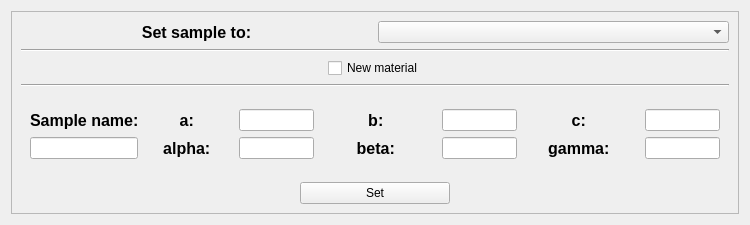
Old version of the form gui/sample.ui in the repository HugoValim/DAF.
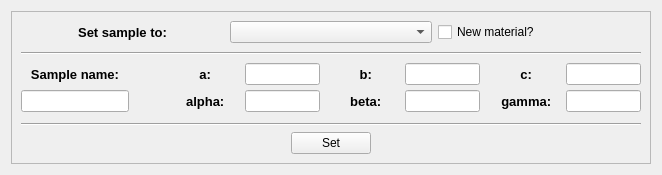
New version of the form.

Commit message: Upgraded DAF's sample UI

Diff of the .ui file:
```diff
--- a/gui/sample.ui
+++ b/gui/sample.ui
@@ -6,8 +6,8 @@
    <rect>
     <x>0</x>
     <y>0</y>
-    <width>750</width>
-    <height>225</height>
+    <width>662</width>
+    <height>175</height>
    </rect>
   </property>
   <property name="windowTitle">
@@ -28,11 +28,21 @@
         <item row="0" column="1">
          <widget class="QComboBox" name="comboBox_materials"/>
         </item>
+        <item row="0" column="2">
+         <widget class="QCheckBox" name="checkBox_new_mat">
+          <property name="layoutDirection">
+           <enum>Qt::LeftToRight</enum>
+          </property>
+          <property name="text">
+           <string>New material?</string>
+          </property>
+         </widget>
+        </item>
         <item row="0" column="0">
          <widget class="QLabel" name="label">
           <property name="font">
            <font>
-            <pointsize>12</pointsize>
+            <pointsize>10</pointsize>
             <weight>75</weight>
             <bold>true</bold>
            </font>
@@ -48,61 +58,36 @@
        </layout>
       </item>
       <item>
-       <widget class="Line" name="line">
-        <property name="orientation">
-         <enum>Qt::Horizontal</enum>
+       <widget class="QFrame" name="frame_new_samp">
+        <property name="frameShape">
+         <enum>QFrame::NoFrame</enum>
         </property>
-       </widget>
-      </item>
-      <item>
-       <layout class="QHBoxLayout" name="horizontalLayout">
-        <item>
-         <spacer name="horizontalSpacer">
-          <property name="orientation">
-           <enum>Qt::Horizontal</enum>
-          </property>
-          <property name="sizeHint" stdset="0">
-           <size>
-            <width>40</width>
-            <height>20</height>
-           </size>
-          </property>
-         </spacer>
-        </item>
-        <item>
-         <widget class="QCheckBox" name="checkBox_new_mat">
-          <property name="text">
-           <string>New material</string>
-          </property>
-         </widget>
-        </item>
-        <item>
-         <spacer name="horizontalSpacer_2">
-          <property name="orientation">
-           <enum>Qt::Horizontal</enum>
-          </property>
-          <property name="sizeHint" stdset="0">
-           <size>
-            <width>40</width>
-            <height>20</height>
-           </size>
-          </property>
-         </spacer>
-        </item>
-       </layout>
-      </item>
+        <property name="frameShadow">
+         <enum>QFrame::Sunken</enum>
+        </property>
+        <layout class="QVBoxLayout" name="verticalLayout_3">
+         <property name="spacing">
+          <number>5</number>
+         </property>
+         <property name="leftMargin">
+          <number>0</number>
+         </property>
+         <property name="topMargin">
+          <number>0</number>
+         </property>
+         <property name="rightMargin">
+          <number>0</number>
+         </property>
+         <property name="bottomMargin">
+          <number>0</number>
+         </property>
       <item>
-       <widget class="Line" name="line_2">
+          <widget class="Line" name="line_3">
         <property name="orientation">
          <enum>Qt::Horizontal</enum>
         </property>
        </widget>
       </item>
-      <item>
-       <widget class="QWidget" name="frame_new_mat" native="true">
-        <layout class="QHBoxLayout" name="horizontalLayout_7">
-         <item>
-          <layout class="QVBoxLayout" name="verticalLayout_4">
            <item>
             <layout class="QGridLayout" name="gridLayout_new_samp">
              <property name="rightMargin">
@@ -111,90 +96,29 @@
              <property name="horizontalSpacing">
               <number>0</number>
              </property>
-             <item row="0" column="3">
-              <layout class="QHBoxLayout" name="horizontalLayout_19">
-               <property name="rightMargin">
-                <number>0</number>
-               </property>
-               <item>
-                <widget class="QLabel" name="label_4">
-                 <property name="font">
-                  <font>
-                   <pointsize>12</pointsize>
-                   <weight>75</weight>
-                   <bold>true</bold>
-                  </font>
-                 </property>
-                 <property name="text">
-                  <string>b: </string>
-                 </property>
-                 <property name="alignment">
-                  <set>Qt::AlignCenter</set>
-                 </property>
-                </widget>
-               </item>
-               <item>
-                <widget class="QLineEdit" name="lineEdit_b">
-                 <property name="minimumSize">
+           <item row="0" column="1">
+            <spacer name="horizontalSpacer_6">
+             <property name="orientation">
+              <enum>Qt::Horizontal</enum>
+             </property>
+             <property name="sizeType">
+              <enum>QSizePolicy::Fixed</enum>
+             </property>
+             <property name="sizeHint" stdset="0">
                   <size>
-                   <width>75</width>
-                   <height>0</height>
-                  </size>
-                 </property>
-                 <property name="maximumSize">
-                  <size>
-                   <width>75</width>
-                   <height>16777215</height>
-                  </size>
-                 </property>
-                </widget>
-               </item>
-              </layout>
-             </item>
-             <item row="1" column="3">
-              <layout class="QHBoxLayout" name="horizontalLayout_20">
-               <item>
-                <widget class="QLabel" name="label_7">
-                 <property name="font">
-                  <font>
-                   <pointsize>12</pointsize>
-                   <weight>75</weight>
-                   <bold>true</bold>
-                  </font>
-                 </property>
-                 <property name="text">
-                  <string>beta: </string>
-                 </property>
-                 <property name="alignment">
-                  <set>Qt::AlignCenter</set>
-                 </property>
-                </widget>
-               </item>
-               <item>
-                <widget class="QLineEdit" name="lineEdit_beta">
-                 <property name="minimumSize">
-                  <size>
-                   <width>75</width>
-                   <height>0</height>
-                  </size>
-                 </property>
-                 <property name="maximumSize">
-                  <size>
-                   <width>75</width>
-                   <height>16777215</height>
-                  </size>
-                 </property>
-                </widget>
-               </item>
-              </layout>
-             </item>
-             <item row="1" column="4">
+               <width>40</width>
+               <height>20</height>
+              </size>
+             </property>
+            </spacer>
+           </item>
+           <item row="1" column="6">
               <layout class="QHBoxLayout" name="horizontalLayout_22">
                <item>
                 <widget class="QLabel" name="label_8">
                  <property name="font">
                   <font>
-                   <pointsize>12</pointsize>
+                 <pointsize>10</pointsize>
                    <weight>75</weight>
                    <bold>true</bold>
                   </font>
@@ -237,7 +161,7 @@
                  </property>
                  <property name="font">
                   <font>
-                   <pointsize>12</pointsize>
+                 <pointsize>10</pointsize>
                    <weight>75</weight>
                    <bold>true</bold>
                   </font>
@@ -278,11 +202,48 @@
                </property>
               </widget>
              </item>
+           <item row="1" column="4">
+            <layout class="QHBoxLayout" name="horizontalLayout_20">
+             <item>
+              <widget class="QLabel" name="label_7">
+               <property name="font">
+                <font>
+                 <pointsize>10</pointsize>
+                 <weight>75</weight>
+                 <bold>true</bold>
+                </font>
+               </property>
+               <property name="text">
+                <string>beta: </string>
+               </property>
+               <property name="alignment">
+                <set>Qt::AlignCenter</set>
+               </property>
+              </widget>
+             </item>
+             <item>
+              <widget class="QLineEdit" name="lineEdit_beta">
+               <property name="minimumSize">
+                <size>
+                 <width>75</width>
+                 <height>0</height>
+                </size>
+               </property>
+               <property name="maximumSize">
+                <size>
+                 <width>75</width>
+                 <height>16777215</height>
+                </size>
+               </property>
+              </widget>
+             </item>
+            </layout>
+           </item>
              <item row="0" column="0">
               <widget class="QLabel" name="label_2">
                <property name="font">
                 <font>
-                 <pointsize>12</pointsize>
+               <pointsize>10</pointsize>
                  <weight>75</weight>
                  <bold>true</bold>
                 </font>
@@ -290,52 +251,28 @@
                <property name="text">
                 <string>Sample name:</string>
                </property>
-              </widget>
-             </item>
-             <item row="0" column="2">
-              <layout class="QHBoxLayout" name="horizontalLayout_2">
-               <item>
-                <widget class="QLabel" name="label_3">
-                 <property name="maximumSize">
-                  <size>
-                   <width>100</width>
-                   <height>16777215</height>
-                  </size>
-                 </property>
-                 <property name="font">
-                  <font>
-                   <pointsize>12</pointsize>
-                   <weight>75</weight>
-                   <bold>true</bold>
-                  </font>
-                 </property>
-                 <property name="text">
-                  <string>a: </string>
-                 </property>
                  <property name="alignment">
                   <set>Qt::AlignCenter</set>
                  </property>
                 </widget>
                </item>
-               <item>
-                <widget class="QLineEdit" name="lineEdit_a">
-                 <property name="minimumSize">
-                  <size>
-                   <width>75</width>
-                   <height>0</height>
-                  </size>
-                 </property>
-                 <property name="maximumSize">
+           <item row="0" column="3">
+            <spacer name="horizontalSpacer">
+             <property name="orientation">
+              <enum>Qt::Horizontal</enum>
+             </property>
+             <property name="sizeType">
+              <enum>QSizePolicy::Fixed</enum>
+             </property>
+             <property name="sizeHint" stdset="0">
                   <size>
-                   <width>75</width>
-                   <height>16777215</height>
-                  </size>
-                 </property>
-                </widget>
-               </item>
-              </layout>
-             </item>
-             <item row="0" column="4">
+               <width>10</width>
+               <height>20</height>
+              </size>
+             </property>
+            </spacer>
+           </item>
+           <item row="0" column="6">
               <layout class="QHBoxLayout" name="horizontalLayout_21">
                <property name="rightMargin">
                 <number>0</number>
@@ -344,7 +281,7 @@
                 <widget class="QLabel" name="label_5">
                  <property name="font">
                   <font>
-                   <pointsize>12</pointsize>
+                 <pointsize>10</pointsize>
                    <weight>75</weight>
                    <bold>true</bold>
                   </font>
@@ -375,11 +312,115 @@
                </item>
               </layout>
              </item>
+           <item row="0" column="4">
+            <layout class="QHBoxLayout" name="horizontalLayout_19">
+             <property name="rightMargin">
+              <number>0</number>
+             </property>
+             <item>
+              <widget class="QLabel" name="label_4">
+               <property name="font">
+                <font>
+                 <pointsize>10</pointsize>
+                 <weight>75</weight>
+                 <bold>true</bold>
+                </font>
+               </property>
+               <property name="text">
+                <string>b: </string>
+               </property>
+               <property name="alignment">
+                <set>Qt::AlignCenter</set>
+               </property>
+              </widget>
+             </item>
+             <item>
+              <widget class="QLineEdit" name="lineEdit_b">
+               <property name="minimumSize">
+                <size>
+                 <width>75</width>
+                 <height>0</height>
+                </size>
+               </property>
+               <property name="maximumSize">
+                <size>
+                 <width>75</width>
+                 <height>16777215</height>
+                </size>
+               </property>
+              </widget>
+             </item>
             </layout>
            </item>
-          </layout>
-         </item>
-        </layout>
+           <item row="0" column="2">
+            <layout class="QHBoxLayout" name="horizontalLayout_2">
+             <item>
+              <widget class="QLabel" name="label_3">
+               <property name="maximumSize">
+                <size>
+                 <width>100</width>
+                 <height>16777215</height>
+                </size>
+               </property>
+               <property name="font">
+                <font>
+                 <pointsize>10</pointsize>
+                 <weight>75</weight>
+                 <bold>true</bold>
+                </font>
+               </property>
+               <property name="text">
+                <string>a: </string>
+               </property>
+               <property name="alignment">
+                <set>Qt::AlignCenter</set>
+               </property>
+              </widget>
+             </item>
+             <item>
+              <widget class="QLineEdit" name="lineEdit_a">
+               <property name="minimumSize">
+                <size>
+                 <width>75</width>
+                 <height>0</height>
+                </size>
+               </property>
+               <property name="maximumSize">
+                <size>
+                 <width>75</width>
+                 <height>16777215</height>
+                </size>
+               </property>
+              </widget>
+             </item>
+            </layout>
+           </item>
+           <item row="0" column="5">
+            <spacer name="horizontalSpacer_2">
+             <property name="orientation">
+              <enum>Qt::Horizontal</enum>
+             </property>
+             <property name="sizeType">
+              <enum>QSizePolicy::Fixed</enum>
+             </property>
+             <property name="sizeHint" stdset="0">
+              <size>
+               <width>10</width>
+               <height>20</height>
+              </size>
+             </property>
+            </spacer>
+           </item>
+          </layout>
+         </item>
+        </layout>
+       </widget>
+      </item>
+      <item>
+       <widget class="Line" name="line_2">
+        <property name="orientation">
+         <enum>Qt::Horizontal</enum>
+        </property>
        </widget>
       </item>
       <item>
@@ -401,7 +442,7 @@
          <widget class="QPushButton" name="pushButton_set">
           <property name="minimumSize">
            <size>
-            <width>150</width>
+            <width>0</width>
             <height>0</height>
            </size>
           </property>
```
Lines whose indentation alone changed are shown as unchanged. The commit also changes 1 other file.
